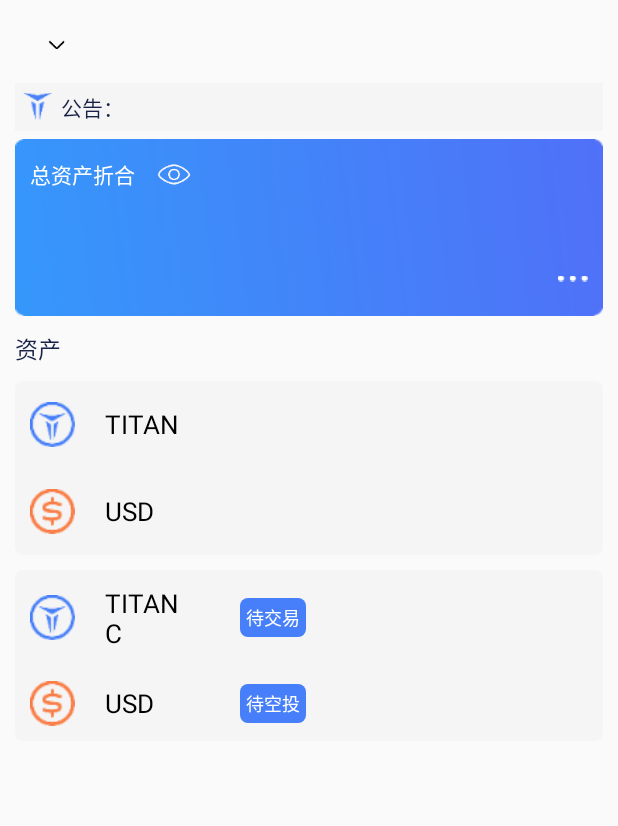
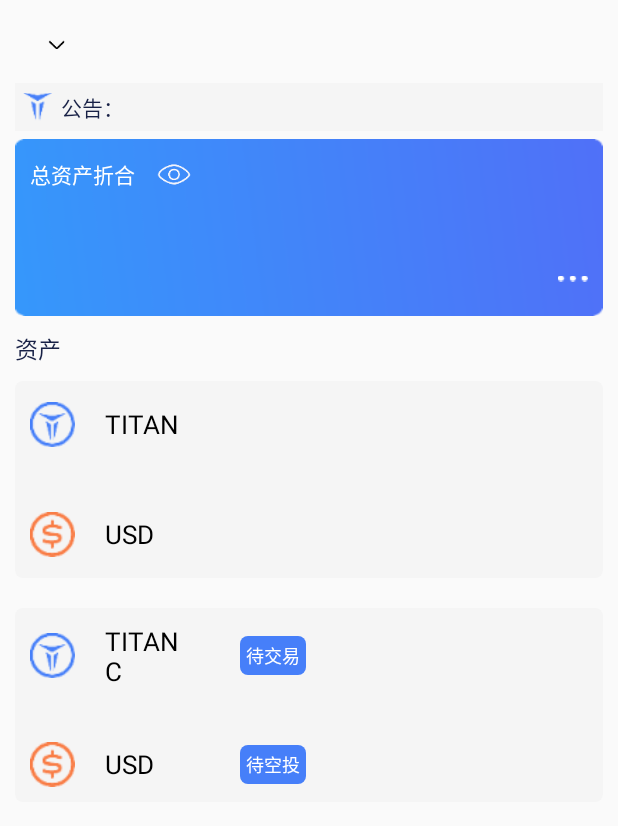
Before and after one commit to liyixaing/NewTiTanasd, an Android app: the layout fragment_wallet.xml on its own in the app's theme, with its tools: preview values and no code run, on a phone screen of 412 x 824 dp. Shown: the top 826 px of the screen. Run offline under Robolectric (Android 15) with nearby library versions, the phone set to English and light mode, and no system bars.

Commit message:
1.0.9版本正式环境

```diff
--- a/app/src/main/java/lanjing/com/titan/activity/MainActivity.java
+++ b/app/src/main/java/lanjing/com/titan/activity/MainActivity.java
@@ -88,7 +88,6 @@ public class MainActivity extends XActivity implements RadioGroup.OnCheckedChang
 
             }
         });
-
         rg.setOnCheckedChangeListener(this);
         rg.getChildAt(0).performClick();
         int id = getIntent().getIntExtra("flag", 0);
@@ -125,9 +124,6 @@ public class MainActivity extends XActivity implements RadioGroup.OnCheckedChang
     }
 
 
-
-
-
     @Override
     public int getLayoutId() {
         return R.layout.activity_main;
--- a/app/src/main/java/lanjing/com/titan/adapter/MarketListAdapter.java
+++ b/app/src/main/java/lanjing/com/titan/adapter/MarketListAdapter.java
@@ -27,7 +27,7 @@ public class MarketListAdapter extends BaseQuickAdapter<MarketListResponse.DataB
     protected void convert(BaseViewHolder helper, MarketListResponse.DataBean item) {
         String up = "+";
         String down = "-";
-        String upAndDown = String.valueOf(MoneyUtil.priceFormatBaiToString(item.getChange()));
+        String upAndDown = MoneyUtil.priceFormatString(item.getChange()) +"%";
         boolean over = upAndDown.contains(up);
         if(over == true){
             helper.setText(R.id.tv_change,"+"+upAndDown);
--- a/app/src/main/res/layout/activity_my_invite.xml
+++ b/app/src/main/res/layout/activity_my_invite.xml
@@ -129,6 +129,7 @@
                     android:layout_height="wrap_content" />
             </LinearLayout>
         </LinearLayout>
+
         <!--邀请链接-->
         <LinearLayout
             android:visibility="gone"
--- a/app/src/main/res/layout/activity_titan_withdraw.xml
+++ b/app/src/main/res/layout/activity_titan_withdraw.xml
@@ -103,6 +103,7 @@
                 android:background="@drawable/shape_gray_bg"
                 android:digits="0123456789"
                 android:gravity="center_vertical"
+                android:hint="@string/sum_100"
                 android:inputType="numberDecimal"
                 android:maxLines="1"
                 android:paddingLeft="@dimen/dp_10"
--- a/app/src/main/res/layout/fragment_wallet.xml
+++ b/app/src/main/res/layout/fragment_wallet.xml
@@ -33,14 +33,15 @@
                 android:layout_height="wrap_content"
                 android:src="@mipmap/icon_bottom_black" />
         </LinearLayout>
+
         <LinearLayout
             android:layout_width="match_parent"
             android:layout_height="wrap_content"
             android:layout_marginTop="@dimen/dp_5"
             android:background="#F5F5F5"
-            android:padding="5dp"
             android:gravity="center_vertical"
-            android:orientation="horizontal">
+            android:orientation="horizontal"
+            android:padding="5dp">
 
             <ImageView
                 android:layout_width="@dimen/dp_20"
@@ -58,8 +59,8 @@
             <lanjing.com.titan.view.ScrollTextView
                 android:id="@+id/list_notice_content"
                 android:layout_width="match_parent"
-                android:scrollbarSize="@dimen/dp_14"
-                android:layout_height="wrap_content">
+                android:layout_height="wrap_content"
+                android:scrollbarSize="@dimen/dp_14">
 
             </lanjing.com.titan.view.ScrollTextView>
         </LinearLayout>
@@ -143,15 +144,23 @@
         </LinearLayout>
 
 
-
         <TextView
             android:layout_width="match_parent"
             android:layout_height="wrap_content"
+            android:layout_marginTop="@dimen/dp_10"
             android:layout_marginBottom="@dimen/dp_10"
-            android:layout_marginTop="@dimen/dp_10"
             android:text="@string/assets"
             android:textColor="#182146"
             android:textSize="@dimen/sp_15" />
+
+        <ScrollView
+            android:layout_width="match_parent"
+            android:layout_height="match_parent">
+
+            <LinearLayout
+                android:layout_width="match_parent"
+                android:layout_height="match_parent"
+                android:orientation="vertical">
 
                 <LinearLayout
                     android:layout_width="match_parent"
@@ -209,6 +218,7 @@
                         android:id="@+id/usd_lay"
                         android:layout_width="match_parent"
                         android:layout_height="wrap_content"
+                        android:layout_marginTop="@dimen/dp_15"
                         android:foreground="@drawable/bg_white"
                         android:gravity="center_vertical"
                         android:orientation="horizontal"
@@ -256,7 +266,7 @@
                 <LinearLayout
                     android:layout_width="match_parent"
                     android:layout_height="wrap_content"
-            android:layout_marginTop="@dimen/dp_10"
+                    android:layout_marginTop="@dimen/dp_20"
                     android:background="@drawable/shape_gray_bg"
                     android:orientation="vertical">
 
@@ -315,6 +325,7 @@
                         android:id="@+id/usd2_lay"
                         android:layout_width="match_parent"
                         android:layout_height="wrap_content"
+                        android:layout_marginTop="@dimen/dp_15"
                         android:foreground="@drawable/bg_white"
                         android:gravity="center_vertical"
                         android:orientation="horizontal"
@@ -359,8 +370,9 @@
                             android:textColor="@color/common_black"
                             android:textSize="@dimen/sp_13" />
 
-
                     </LinearLayout>
                 </LinearLayout>
             </LinearLayout>
+        </ScrollView>
     </LinearLayout>
+</LinearLayout>
--- a/app/src/main/res/layout/recy_item_market_list.xml
+++ b/app/src/main/res/layout/recy_item_market_list.xml
@@ -121,7 +121,6 @@
                 android:paddingLeft="@dimen/dp_6"
                 android:paddingRight="@dimen/dp_6"
                 android:layout_gravity="center_vertical"
-
                 android:textColor="@color/white"
                 android:background="@drawable/shape_green_bg"
                 android:layout_width="@dimen/dp_60"
--- a/app/src/main/res/values/strings.xml
+++ b/app/src/main/res/values/strings.xml
@@ -108,6 +108,7 @@
     <string name="pls_two">请输入地址标签（请务必填写并仔细核对ID）</string>
     <string name="pls_three">请输入提币数量</string>
     <string name="pls_four">提币手续费：</string>
+    <string name="sum_100">提币数量应大于100</string>
     <string name="confirm_to_mention_money">确认提币</string>
 
     <string name="deal_time">交易时间</string>
--- a/baselibray/src/main/java/com/lxh/baselibray/net/ServiceGenerator.java
+++ b/baselibray/src/main/java/com/lxh/baselibray/net/ServiceGenerator.java
@@ -19,8 +19,8 @@ public class ServiceGenerator {
      */
     //public static final String BASE_URL = "http://38.21.243.86";
 //     public static final String BASE_URL = "http://114.55.165.42";//公司测试服务器
-    public static final String BASE_URL = "http://app.titans.world";
-//    public static final String BASE_URL = "http://120.79.169.58";
+//    public static final String BASE_URL = "http://app.titans.world";
+    public static final String BASE_URL = "http://120.79.169.58";
 
     public static <T> T createService(Class<T> serviceClass) {
         OkHttpClient.Builder okHttpClientBuilder = new OkHttpClient.Builder();
@@ -31,7 +31,7 @@ public class ServiceGenerator {
         okHttpClientBuilder.addInterceptor(httpLoggingInterceptor);
 
 //        Retrofit retrofit = new Retrofit.Builder().baseUrl(BASE_URL + ":8888")//8080
-                Retrofit retrofit = new Retrofit.Builder().baseUrl(BASE_URL + ":80")//8080
+                Retrofit retrofit = new Retrofit.Builder().baseUrl(BASE_URL + ":8888")//8080
 //        Retrofit retrofit = new Retrofit.Builder().baseUrl(BASE_URL)//8080
                 .addConverterFactory(GsonConverterFactory.create())
                 .client(okHttpClientBuilder.build())
--- a/build.gradle
+++ b/build.gradle
@@ -7,7 +7,7 @@ buildscript {
         jcenter()
     }
     dependencies {
-        classpath 'com.android.tools.build:gradle:3.0.1'
+        classpath 'com.android.tools.build:gradle:3.4.2'
 
 
         // NOTE: Do not place your application dependencies here; they belong
```
Also changed, not shown: gradle/wrapper/gradle-wrapper.properties, 10 other files. Lines whose indentation alone changed are shown as unchanged.
